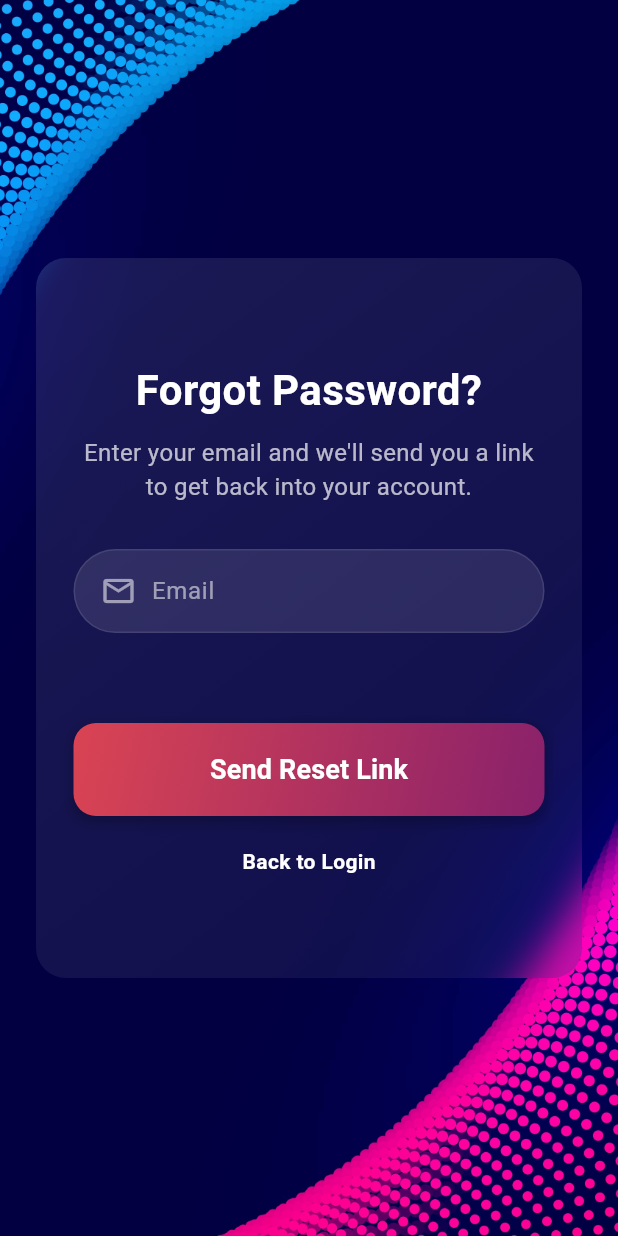
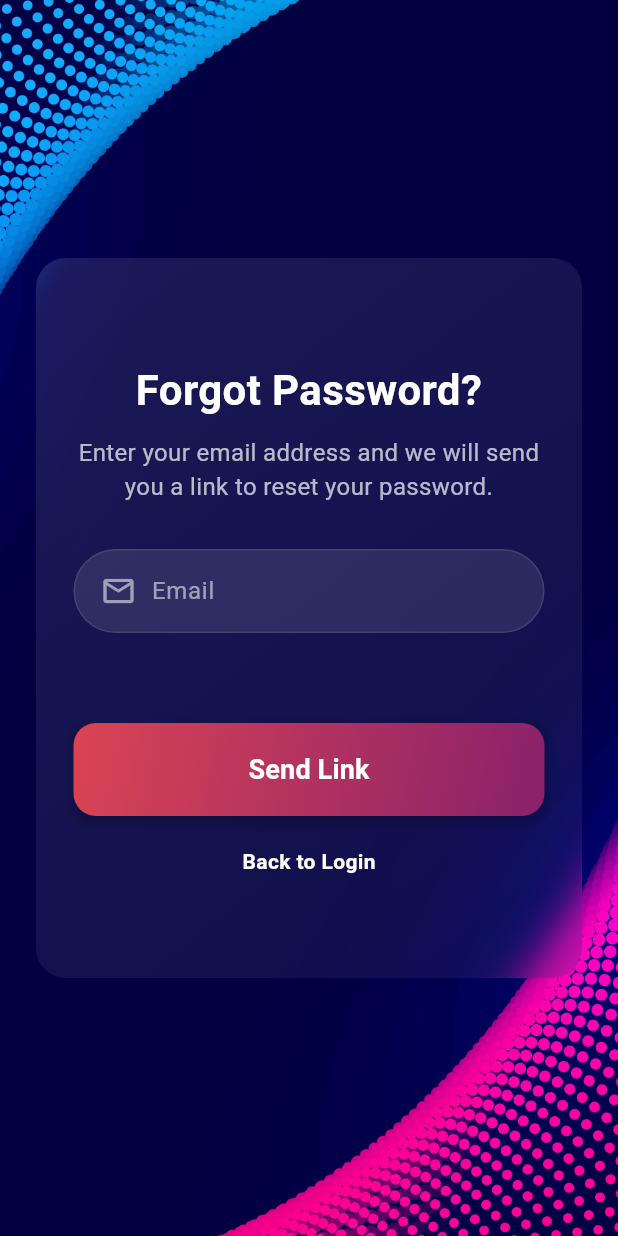
Before and after one commit to Aleksandr6669/flitter_tets, a Flutter app: the screen it shows after launch, after a tap on "Forgot Password?", on a phone screen of 412 x 824 dp. Run offline on Flutter 3.47's test engine with Material 3 defaults, Android fonts, the phone set to English and light mode, and no system bars; drawn by our look-alikes of glassmorphism; our stand-ins replace firebase_auth, firebase_core, pinput, shared_preferences, uni_links; missing offline and left inert: flag; accounts and stored records are empty.

Commit message:
Password reset

```diff
--- a/lib/auth_page.dart
+++ b/lib/auth_page.dart
@@ -242,7 +242,7 @@ class GlassmorphicAuthForm extends StatelessWidget {
       orElse: () => supportedLanguages.first,
     );
 
-    final double loginHeight = 600;
+    final double loginHeight = 580;
     final double registrationHeight = 640;
     final double forgotPasswordHeight = 480;
 
@@ -256,7 +256,7 @@ class GlassmorphicAuthForm extends StatelessWidget {
 
 
     return AnimatedContainer(
-      duration: const Duration(milliseconds: 500),
+      duration: const Duration(milliseconds: 300),
       curve: Curves.easeInOut,
       constraints: const BoxConstraints(
         maxWidth: 400,
@@ -318,7 +318,7 @@ class GlassmorphicAuthForm extends StatelessWidget {
               const SizedBox(height: 20),
 
               AnimatedSize(
-                 duration: const Duration(milliseconds: 400),
+                 duration: const Duration(milliseconds: 300),
                  curve: Curves.easeInOut,
                 child: isActionLoginOrRegister ? Column(
                   children: [
@@ -414,7 +414,7 @@ class GlassmorphicAuthForm extends StatelessWidget {
                   child: isLoading
                       ? const CircularProgressIndicator(color: Colors.white)
                       : AnimatedSwitcher(
-                          duration: const Duration(milliseconds: 300),
+                          duration: const Duration(milliseconds: 100),
                           child: Text(
                             isForgotPassword ? l10n.sendResetLink : isLogin ? l10n.login : l10n.signUp,
                              key: ValueKey(isForgotPassword ? 'forgot_button' : (isLogin ? 'login_button' : 'signup_button')),
--- a/lib/l10n/app_en.arb
+++ b/lib/l10n/app_en.arb
@@ -1,4 +1,3 @@
-
 {
     "@@locale": "en",
     "createAccount": "Create Account",
@@ -30,18 +29,18 @@
     "verify": "Verify",
     "resendCode": "Resend Code",
     "invalidCode": "Invalid verification code.",
-    "userNotFound": "User not found for that email. Please sign up.",
-    "wrongPassword": "Wrong password. Please try again.",
-    "emailAlreadyInUse": "This email is already in use. Please login.",
+    "userNotFound": "No user found for that email. Please sign up.",
+    "wrongPassword": "Wrong password provided for that user. Please try again.",
+    "emailAlreadyInUse": "The account already exists for that email. Please login.",
     "authenticationFailed": "Authentication failed. Please try again.",
     "authenticationSuccess": "Authentication successful!",
     "userDisabled": "This user has been disabled. Please contact support.",
-    "invalidEmail": "Invalid email address.",
+    "invalidEmail": "The email address is not valid.",
     "weakPassword": "The password is too weak.",
     "tooManyRequests": "Too many requests. Please try again later.",
     "verifyYourEmail": "Verify Your Email",
     "verificationLinkSent": "A verification link has been sent to {email}. Please check your inbox and follow the instructions to complete the registration.",
-    "@verificationLinkSent": {
+     "@verificationLinkSent": {
         "placeholders": {
             "email": {
                 "type": "String"
@@ -55,10 +54,10 @@
     "resetPassword": "Reset Password",
     "newPassword": "New Password",
     "confirmNewPassword": "Confirm New Password",
-    "passwordResetSuccess": "Password reset successfully. You can now login with your new password.",
-    "passwordResetFailed": "Password reset failed. The link may be invalid or expired.",
-    "resetPasswordLinkSent": "Password reset link sent to {email}. Please check your inbox.",
-    "resetPasswordInstructions": "Enter your email and we'll send you a link to get back into your account.",
-    "sendResetLink": "Send Reset Link",
+    "passwordResetSuccess": "Your password has been reset successfully. You can now log in with your new password.",
+    "passwordResetFailed": "Failed to reset password. The link may be invalid or expired.",
+    "resetPasswordLinkSent": "A password reset link has been sent to {email}. Please check your inbox.",
+    "resetPasswordInstructions": "Enter your email address and we will send you a link to reset your password.",
+    "sendResetLink": "Send Link",
     "backToLogin": "Back to Login"
 }
--- a/lib/l10n/app_localizations_en.dart
+++ b/lib/l10n/app_localizations_en.dart
@@ -97,13 +97,15 @@ class AppLocalizationsEn extends AppLocalizations {
   String get invalidCode => 'Invalid verification code.';
 
   @override
-  String get userNotFound => 'User not found for that email. Please sign up.';
+  String get userNotFound => 'No user found for that email. Please sign up.';
 
   @override
-  String get wrongPassword => 'Wrong password. Please try again.';
+  String get wrongPassword =>
+      'Wrong password provided for that user. Please try again.';
 
   @override
-  String get emailAlreadyInUse => 'This email is already in use. Please login.';
+  String get emailAlreadyInUse =>
+      'The account already exists for that email. Please login.';
 
   @override
   String get authenticationFailed => 'Authentication failed. Please try again.';
@@ -116,7 +118,7 @@ class AppLocalizationsEn extends AppLocalizations {
       'This user has been disabled. Please contact support.';
 
   @override
-  String get invalidEmail => 'Invalid email address.';
+  String get invalidEmail => 'The email address is not valid.';
 
   @override
   String get weakPassword => 'The password is too weak.';
@@ -156,23 +158,23 @@ class AppLocalizationsEn extends AppLocalizations {
 
   @override
   String get passwordResetSuccess =>
-      'Password reset successfully. You can now login with your new password.';
+      'Your password has been reset successfully. You can now log in with your new password.';
 
   @override
   String get passwordResetFailed =>
-      'Password reset failed. The link may be invalid or expired.';
+      'Failed to reset password. The link may be invalid or expired.';
 
   @override
   String resetPasswordLinkSent(Object email) {
-    return 'Password reset link sent to $email. Please check your inbox.';
+    return 'A password reset link has been sent to $email. Please check your inbox.';
   }
 
   @override
   String get resetPasswordInstructions =>
-      'Enter your email and we\'ll send you a link to get back into your account.';
+      'Enter your email address and we will send you a link to reset your password.';
 
   @override
-  String get sendResetLink => 'Send Reset Link';
+  String get sendResetLink => 'Send Link';
 
   @override
   String get backToLogin => 'Back to Login';
--- a/lib/l10n/app_localizations_ru.dart
+++ b/lib/l10n/app_localizations_ru.dart
@@ -179,7 +179,7 @@ class AppLocalizationsRu extends AppLocalizations {
       'Введите свой адрес электронной почты, и мы вышлем вам ссылку для восстановления доступа к вашей учетной записи.';
 
   @override
-  String get sendResetLink => 'Отправить ссылку для сброса';
+  String get sendResetLink => 'Отправить ссылку';
 
   @override
   String get backToLogin => 'Вернуться ко входу';
--- a/lib/l10n/app_localizations_uk.dart
+++ b/lib/l10n/app_localizations_uk.dart
@@ -13,7 +13,7 @@ class AppLocalizationsUk extends AppLocalizations {
 
   @override
   String get joinUsToStartYourJourney =>
-      'Приєднуйтесь до нас, щоб почати свою подорож';
+      'Приєднуйтесь до нас, щоб розпочати свою подорож';
 
   @override
   String get email => 'Електронна пошта';
@@ -96,15 +96,14 @@ class AppLocalizationsUk extends AppLocalizations {
   String get resendCode => 'Надіслати код ще раз';
 
   @override
-  String get invalidCode => 'Неправильний код підтвердження.';
+  String get invalidCode => 'Невірний код підтвердження.';
 
   @override
   String get userNotFound =>
       'Користувача з такою електронною поштою не знайдено. Будь ласка, зареєструйтесь.';
 
   @override
-  String get wrongPassword =>
-      'Неправильний пароль. Будь ласка, спробуйте ще раз.';
+  String get wrongPassword => 'Невірний пароль. Будь ласка, спробуйте ще раз.';
 
   @override
   String get emailAlreadyInUse =>
@@ -115,14 +114,14 @@ class AppLocalizationsUk extends AppLocalizations {
       'Помилка автентифікації. Будь ласка, спробуйте ще раз.';
 
   @override
-  String get authenticationSuccess => 'Автентифікація успішна!';
+  String get authenticationSuccess => 'Автентифікація пройшла успішно!';
 
   @override
   String get userDisabled =>
-      'Цього користувача було вимкнено. Будь ласка, зверніться до служби підтримки.';
+      'Цього користувача було вимкнено. Будь ласка, зв\'яжіться зі службою підтримки.';
 
   @override
-  String get invalidEmail => 'Неправильна адреса електронної пошти.';
+  String get invalidEmail => 'Невірна адреса електронної пошти.';
 
   @override
   String get weakPassword => 'Пароль занадто слабкий.';
--- a/lib/l10n/app_ru.arb
+++ b/lib/l10n/app_ru.arb
@@ -58,6 +58,6 @@
     "passwordResetFailed": "Не удалось сбросить пароль. Ссылка может быть недействительной или устаревшей.",
     "resetPasswordLinkSent": "Ссылка для сброса пароля отправлена на адрес {email}. Пожалуйста, проверьте свой почтовый ящик.",
     "resetPasswordInstructions": "Введите свой адрес электронной почты, и мы вышлем вам ссылку для восстановления доступа к вашей учетной записи.",
-    "sendResetLink": "Отправить ссылку для сброса",
+    "sendResetLink": "Отправить ссылку",
     "backToLogin": "Вернуться ко входу"
 }
```
Also changed, not shown: lib/l10n/app_localizations.dart (+9 -9 lines), lib/l10n/app_uk.arb (+6 -7 lines).
